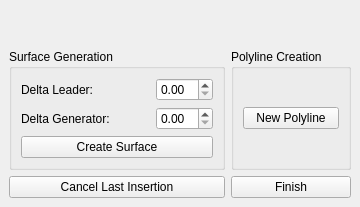
Above: Polyhedron/demo/Polyhedron/Plugins/Surface_mesh_deformation/Create_surface.ui from maxGimeno/cgal before the change. Below: the same form after it.
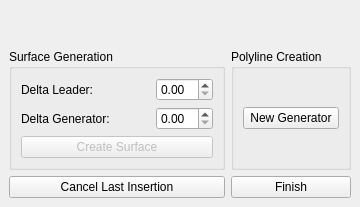
That is the form after the change.

```diff
--- a/Polyhedron/demo/Polyhedron/Plugins/Surface_mesh_deformation/Create_surface.ui
+++ b/Polyhedron/demo/Polyhedron/Plugins/Surface_mesh_deformation/Create_surface.ui
@@ -74,6 +74,9 @@
              </item>
              <item>
               <widget class="QPushButton" name="createSurfaceButton">
+               <property name="enabled">
+                <bool>false</bool>
+               </property>
                <property name="text">
                 <string>Create Surface</string>
                </property>
@@ -95,7 +98,7 @@
              <item>
               <widget class="QPushButton" name="newPolylineButton">
                <property name="text">
-                <string>New Polyline</string>
+                <string>New Generator</string>
                </property>
               </widget>
              </item>
```
